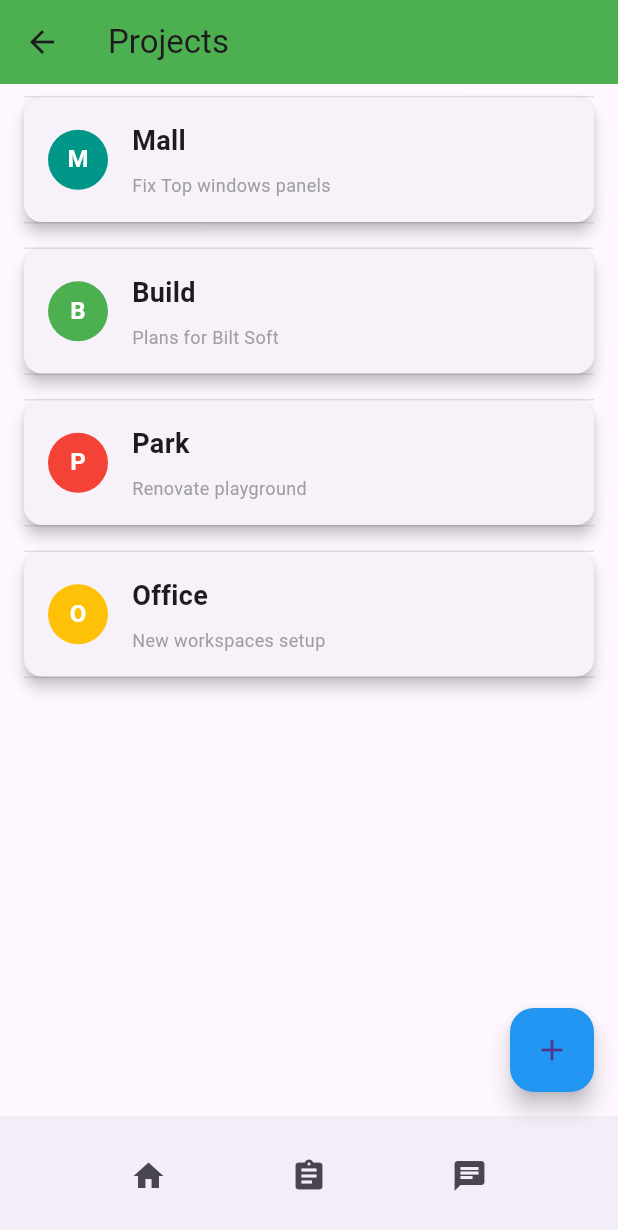
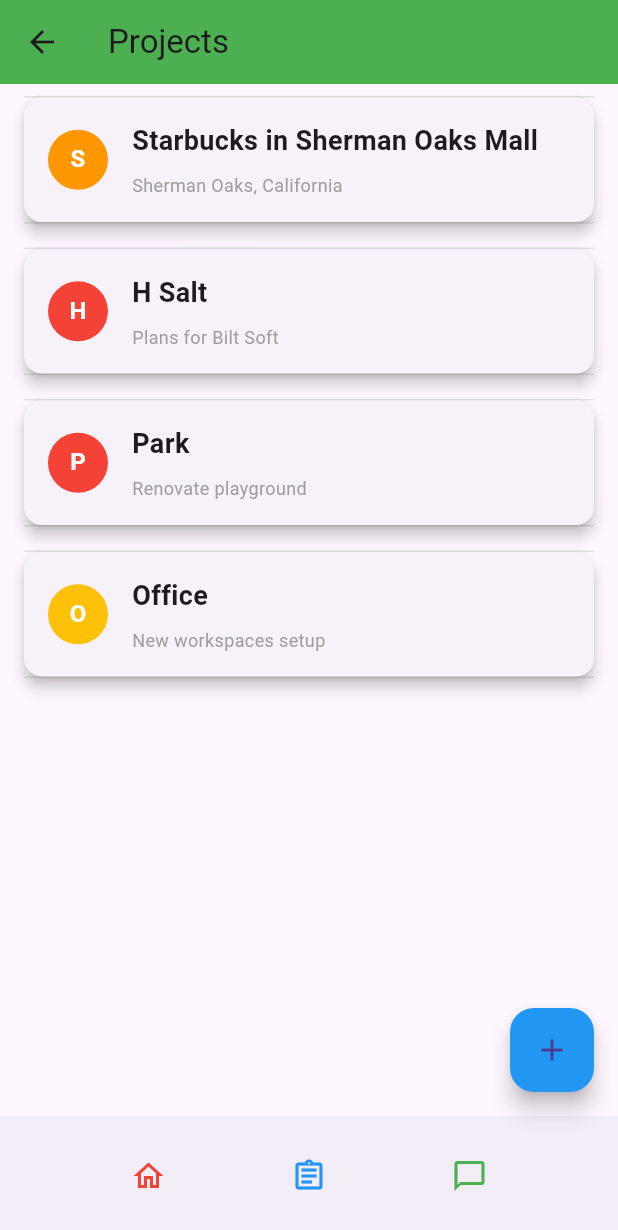
Before and after one commit to monahidalgo/on_site_crews, a Flutter app: the ProjectsScreen screen opened by its route, on a phone screen of 412 x 824 dp. Shown: the top 1230 px of the screen. Run offline on Flutter 3.47's test engine with Material 3 defaults, Android fonts, the phone set to English and light mode, and no system bars; our stand-ins replace audioplayers, geolocator, image_picker.

Commit message:
feat: Refactor ProjectsScreen - Remove top left arrow, bottom app bar, and add Icon Flip button bar with custom colors
- Removed the top left arrow from the `ProjectsScreen` AppBar to streamline the UI.
- Replaced the bottom app bar with an Icon Flip button bar to enhance user interaction.
- Implemented custom flip animations for three icon buttons using `AnimatedBuilder` and `Matrix4` transformations.
- Assigned distinct colors (red, blue, green) to the icon buttons to improve visual clarity and user experience.
- Updated project cards with horizontal line decorations and alphabetized the project list for better organization.

```diff
--- a/lib/screens/projects_screen.dart
+++ b/lib/screens/projects_screen.dart
@@ -1,6 +1,5 @@
 import 'package:flutter/material.dart';
-import 'dashboard_screen.dart';
-import 'create_project_screen.dart';
+import 'dart:math';
 
 class ProjectsScreen extends StatefulWidget {
   const ProjectsScreen({super.key});
@@ -9,19 +8,52 @@ class ProjectsScreen extends StatefulWidget {
   _ProjectsScreenState createState() => _ProjectsScreenState();
 }
 
-class _ProjectsScreenState extends State<ProjectsScreen> {
+class _ProjectsScreenState extends State<ProjectsScreen> with SingleTickerProviderStateMixin {
   final List<Map<String, String>> projects = [
-    {'name': 'Mall', 'description': 'Fix Top windows panels'},
-    {'name': 'Build', 'description': 'Plans for Bilt Soft'},
+    {'name': 'Starbucks in Sherman Oaks Mall', 'description': 'Sherman Oaks, California'},
+    {'name': 'H Salt', 'description': 'Plans for Bilt Soft'},
     {'name': 'Park', 'description': 'Renovate playground'},
     {'name': 'Office', 'description': 'New workspaces setup'},
   ];
 
-  void _addProject(Map<String, String> project) {
+  late AnimationController _controller;
+  late Animation<double> _animation;
+  bool isFlipped1 = false;
+  bool isFlipped2 = false;
+  bool isFlipped3 = false;
+
+  @override
+  void initState() {
+    super.initState();
+    _controller = AnimationController(
+      duration: const Duration(milliseconds: 300),
+      vsync: this,
+    );
+    _animation = Tween(begin: 0.0, end: 1.0).animate(_controller);
+  }
+
+  @override
+  void dispose() {
+    _controller.dispose();
+    super.dispose();
+  }
+
+  void _flipIcon(bool isFlipped, int iconNumber) {
     setState(() {
-      projects.add(project);
-      projects.sort((a, b) => a['name']!.compareTo(b['name']!));
+      if (iconNumber == 1) {
+        isFlipped1 = !isFlipped1;
+      } else if (iconNumber == 2) {
+        isFlipped2 = !isFlipped2;
+      } else if (iconNumber == 3) {
+        isFlipped3 = !isFlipped3;
+      }
     });
+
+    if (isFlipped) {
+      _controller.reverse();
+    } else {
+      _controller.forward();
+    }
   }
 
   @override
@@ -39,12 +71,7 @@ class _ProjectsScreenState extends State<ProjectsScreen> {
 
           return GestureDetector(
             onTap: () {
-              Navigator.push(
-                context,
-                MaterialPageRoute(
-                  builder: (context) => DashboardScreen(project: project),
-                ),
-              );
+              // Your navigation logic here
             },
             child: Container(
               margin: const EdgeInsets.symmetric(vertical: 8.0, horizontal: 16.0),
@@ -94,16 +121,8 @@ class _ProjectsScreenState extends State<ProjectsScreen> {
         },
       ),
       floatingActionButton: FloatingActionButton(
-        onPressed: () async {
-          final newProject = await Navigator.push<Map<String, String>>(
-            context,
-            MaterialPageRoute(
-              builder: (context) => const CreateProjectScreen(),
-            ),
-          );
-          if (newProject != null) {
-            _addProject(newProject);
-          }
+        onPressed: () {
+          // Your project creation logic here
         },
         tooltip: 'Create Project',
         backgroundColor: Colors.blue,
@@ -113,22 +132,58 @@ class _ProjectsScreenState extends State<ProjectsScreen> {
         child: Row(
           mainAxisAlignment: MainAxisAlignment.spaceEvenly,
           children: [
-            IconButton(
-              icon: const Icon(Icons.home),
-              onPressed: () {
-                Navigator.pushNamed(context, '/home'); // Replace with the actual route if different
+            AnimatedBuilder(
+              animation: _animation,
+              builder: (context, child) {
+                return Transform(
+                  transform: Matrix4.rotationY(pi * _animation.value),
+                  alignment: Alignment.center,
+                  child: IconButton(
+                    icon: isFlipped1
+                        ? const Icon(Icons.home)
+                        : const Icon(Icons.home_outlined),
+                    color: Colors.red,  // Color for the first icon
+                    onPressed: () {
+                      _flipIcon(isFlipped1, 1);
+                    },
+                  ),
+                );
               },
             ),
-            IconButton(
-              icon: const Icon(Icons.assignment),
-              onPressed: () {
-                Navigator.pushNamed(context, '/activity'); // Replace with the actual route if different
+            AnimatedBuilder(
+              animation: _animation,
+              builder: (context, child) {
+                return Transform(
+                  transform: Matrix4.rotationY(pi * _animation.value),
+                  alignment: Alignment.center,
+                  child: IconButton(
+                    icon: isFlipped2
+                        ? const Icon(Icons.assignment)
+                        : const Icon(Icons.assignment_outlined),
+                    color: Colors.blue,  // Color for the second icon
+                    onPressed: () {
+                      _flipIcon(isFlipped2, 2);
+                    },
+                  ),
+                );
               },
             ),
-            IconButton(
-              icon: const Icon(Icons.chat),
-              onPressed: () {
-                Navigator.pushNamed(context, '/chat'); // Replace with the actual route if different
+            AnimatedBuilder(
+              animation: _animation,
+              builder: (context, child) {
+                return Transform(
+                  transform: Matrix4.rotationY(pi * _animation.value),
+                  alignment: Alignment.center,
+                  child: IconButton(
+                    icon: isFlipped3
+                        ? const Icon(Icons.chat)
+                        : const Icon(Icons.chat_bubble_outline),
+                    color: Colors.green,  // Color for the third icon
+                    onPressed: () {
+                      _flipIcon(isFlipped3, 3);
+                    },
+                  ),
+                );
               },
             ),
           ],
```
